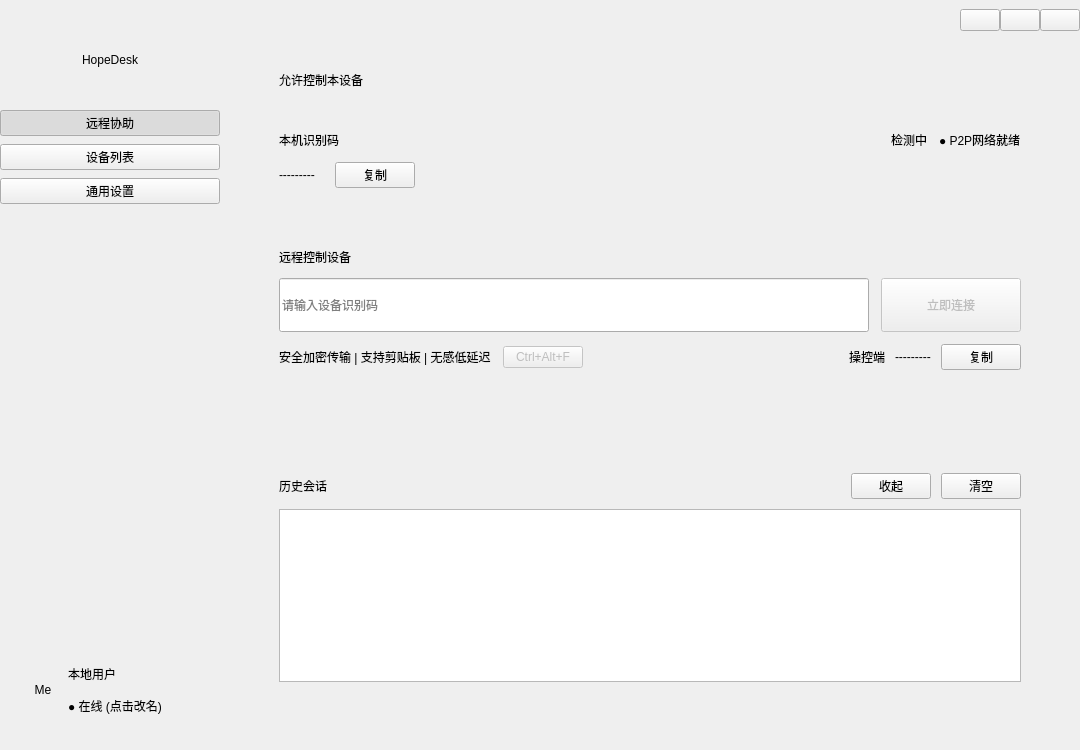
Before: the Qt Designer form HopeDeskNative/mainwindow.ui in HopeTiga/HopeDesk, drawn with Qt 5.
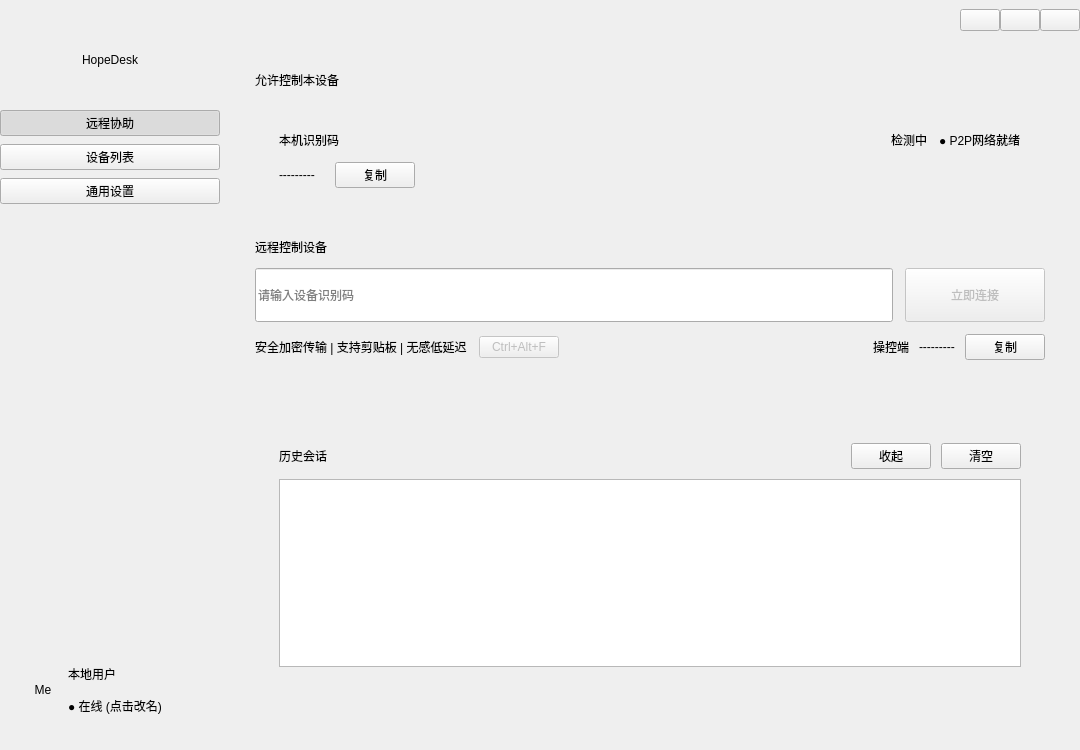
After: the same form once the commit is applied.

```diff
--- a/HopeDeskNative/mainwindow.ui
+++ b/HopeDeskNative/mainwindow.ui
@@ -344,13 +344,13 @@
            <number>10</number>
           </property>
           <property name="leftMargin">
-           <number>24</number>
+           <number>0</number>
           </property>
           <property name="topMargin">
            <number>0</number>
           </property>
           <property name="rightMargin">
-           <number>24</number>
+           <number>0</number>
           </property>
           <property name="bottomMargin">
            <number>0</number>
@@ -483,16 +483,16 @@
             <number>12</number>
            </property>
            <property name="leftMargin">
-            <number>24</number>
+            <number>0</number>
            </property>
            <property name="topMargin">
-            <number>20</number>
+            <number>10</number>
            </property>
            <property name="rightMargin">
-            <number>24</number>
+            <number>0</number>
            </property>
            <property name="bottomMargin">
-            <number>20</number>
+            <number>0</number>
            </property>
            <item>
             <widget class="QLabel" name="labelTitleRemote">
```
